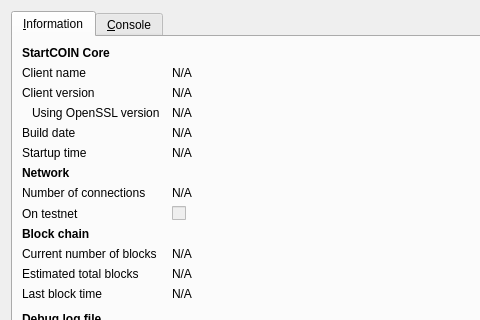
Before: the Qt Designer form src/qt/forms/rpcconsole.ui in smith7800/haxor, drawn with Qt 5; both pictures show x 0 to 480 and y 0 to 320 of the 740 by 450 pixel window.
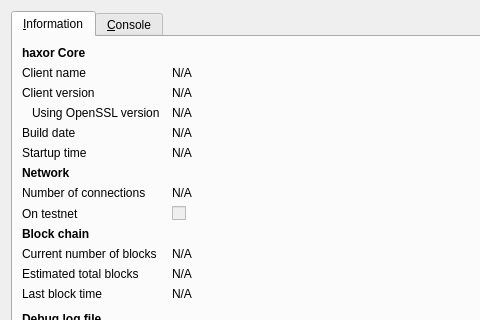
After: the same form once the commit is applied. Icons and pictures are not drawn.

Patch:
```diff
--- a/src/qt/forms/rpcconsole.ui
+++ b/src/qt/forms/rpcconsole.ui
@@ -36,7 +36,7 @@
           </font>
          </property>
          <property name="text">
-          <string>StartCOIN Core</string>
+          <string>haxor Core</string>
          </property>
         </widget>
        </item>
```
Left out of the diff: 6 changed lines with no effect on the pictures.
